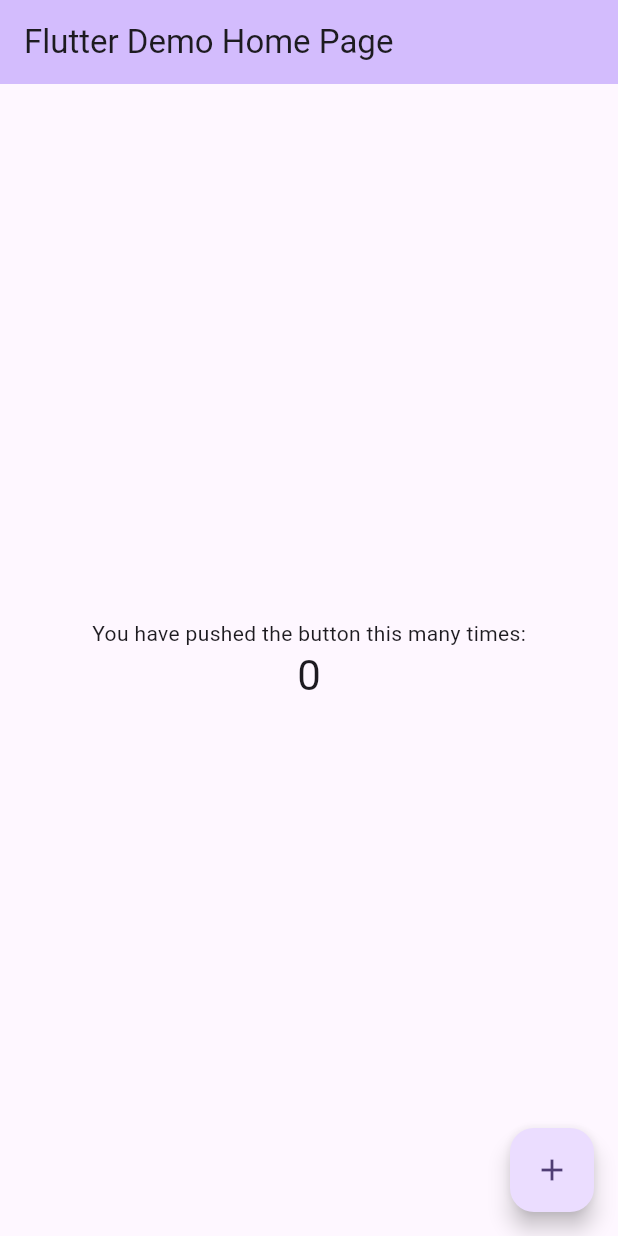
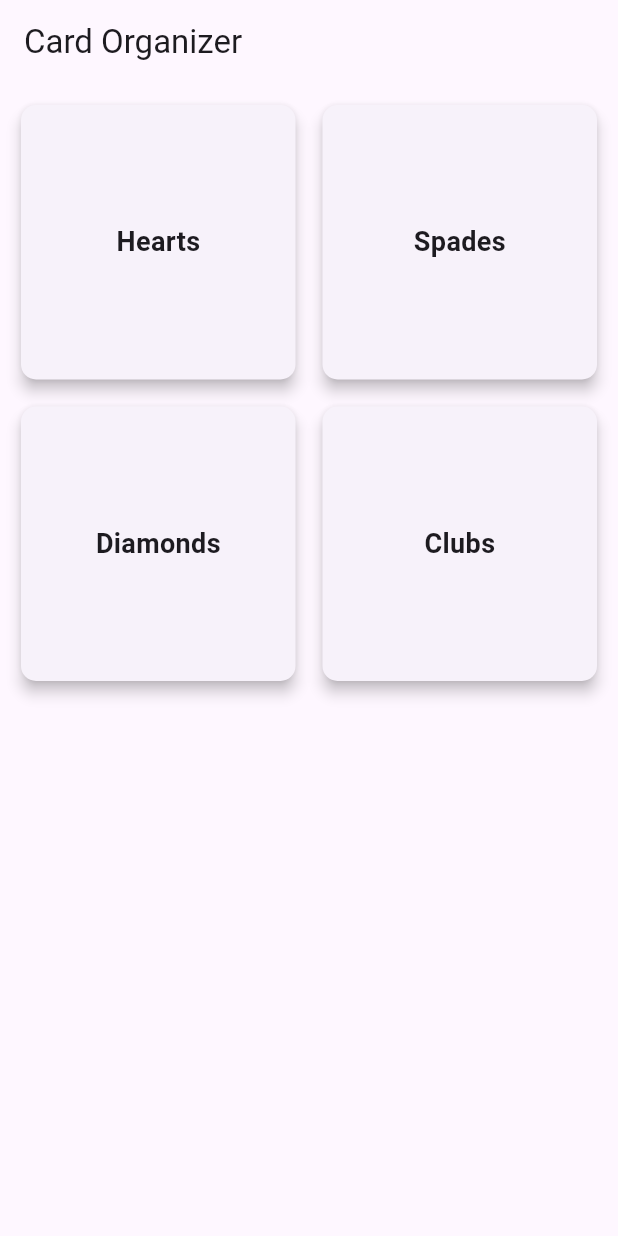
Before and after one commit to Shawnm-MAD/card_organizer_app, a Flutter app: the screen it shows after launch, on a phone screen of 412 x 824 dp. Run offline on Flutter 3.47's test engine with Material 3 defaults, Android fonts, the phone set to English and light mode, and no system bars; our stand-ins replace sqflite; accounts and stored records are empty.

Commit message:
feat: add UI for folder and card management  - Implemented home screen with folder selection - Created card screen with add/delete functionality - Integrated database interactions with SQLite

```diff
--- /dev/null
+++ b/lib/home_screen.dart
@@ -0,0 +1,89 @@
+import 'package:flutter/material.dart';
+import 'helper.dart';
+import 'models.dart';
+import 'cards_screen.dart';
+
+class HomeScreen extends StatefulWidget {
+  @override
+  _HomeScreenState createState() => _HomeScreenState();
+}
+
+class _HomeScreenState extends State<HomeScreen> {
+  late Future<List<Folder>> _folders;
+
+  @override
+  void initState() {
+    super.initState();
+    _loadFolders();
+  }
+
+  void _loadFolders() {
+    setState(() {
+      _folders = _fetchFolders();
+    });
+  }
+
+  Future<List<Folder>> _fetchFolders() async {
+    final folderMaps = await DatabaseHelper.instance.getFolders();
+    return folderMaps.map((map) => Folder.fromMap(map)).toList();
+  }
+
+  @override
+  Widget build(BuildContext context) {
+    return Scaffold(
+      appBar: AppBar(title: Text("Card Organizer")),
+      body: FutureBuilder<List<Folder>>(
+        future: _folders,
+        builder: (context, snapshot) {
+          if (!snapshot.hasData) {
+            return Center(child: CircularProgressIndicator());
+          }
+          if (snapshot.data!.isEmpty) {
+            return Center(child: Text("No folders available."));
+          }
+          return GridView.builder(
+            padding: EdgeInsets.all(10),
+            gridDelegate: SliverGridDelegateWithFixedCrossAxisCount(
+              crossAxisCount: 2,
+              childAspectRatio: 1.0,
+              crossAxisSpacing: 10,
+              mainAxisSpacing: 10,
+            ),
+            itemCount: snapshot.data!.length,
+            itemBuilder: (context, index) {
+              Folder folder = snapshot.data![index];
+              return GestureDetector(
+                onTap: () {
+                  Navigator.push(
+                    context,
+                    MaterialPageRoute(
+                      builder: (context) => CardsScreen(folder: folder),
+                    ),
+                  );
+                },
+                child: Card(
+                  elevation: 4,
+                  shape: RoundedRectangleBorder(
+                    borderRadius: BorderRadius.circular(10),
+                  ),
+                  child: Column(
+                    mainAxisAlignment: MainAxisAlignment.center,
+                    children: [
+                      Text(
+                        folder.name,
+                        style: TextStyle(
+                          fontSize: 18,
+                          fontWeight: FontWeight.bold,
+                        ),
+                      ),
+                    ],
+                  ),
+                ),
+              );
+            },
+          );
+        },
+      ),
+    );
+  }
+}
--- a/lib/main.dart
+++ b/lib/main.dart
@@ -1,4 +1,5 @@
 import 'package:flutter/material.dart';
+import 'home_screen.dart';
 
 void main() {
   runApp(const MyApp());
@@ -7,116 +8,8 @@ void main() {
 class MyApp extends StatelessWidget {
   const MyApp({super.key});
 
-  // This widget is the root of your application.
   @override
   Widget build(BuildContext context) {
-    return MaterialApp(
-      title: 'Flutter Demo',
-      theme: ThemeData(
-        // This is the theme of your application.
-        //
-        // TRY THIS: Try running your application with "flutter run". You'll see
-        // the application has a purple toolbar. Then, without quitting the app,
-        // try changing the seedColor in the colorScheme below to Colors.green
-        // and then invoke "hot reload" (save your changes or press the "hot
-        // reload" button in a Flutter-supported IDE, or press "r" if you used
-        // the command line to start the app).
-        //
-        // Notice that the counter didn't reset back to zero; the application
-        // state is not lost during the reload. To reset the state, use hot
-        // restart instead.
-        //
-        // This works for code too, not just values: Most code changes can be
-        // tested with just a hot reload.
-        colorScheme: ColorScheme.fromSeed(seedColor: Colors.deepPurple),
-      ),
-      home: const MyHomePage(title: 'Flutter Demo Home Page'),
-    );
+    return MaterialApp(debugShowCheckedModeBanner: false, home: HomeScreen());
   }
 }
-
-class MyHomePage extends StatefulWidget {
-  const MyHomePage({super.key, required this.title});
-
-  // This widget is the home page of your application. It is stateful, meaning
-  // that it has a State object (defined below) that contains fields that affect
-  // how it looks.
-
-  // This class is the configuration for the state. It holds the values (in this
-  // case the title) provided by the parent (in this case the App widget) and
-  // used by the build method of the State. Fields in a Widget subclass are
-  // always marked "final".
-
-  final String title;
-
-  @override
-  State<MyHomePage> createState() => _MyHomePageState();
-}
-
-class _MyHomePageState extends State<MyHomePage> {
-  int _counter = 0;
-
-  void _incrementCounter() {
-    setState(() {
-      // This call to setState tells the Flutter framework that something has
-      // changed in this State, which causes it to rerun the build method below
-      // so that the display can reflect the updated values. If we changed
-      // _counter without calling setState(), then the build method would not be
-      // called again, and so nothing would appear to happen.
-      _counter++;
-    });
-  }
-
-  @override
-  Widget build(BuildContext context) {
-    // This method is rerun every time setState is called, for instance as done
-    // by the _incrementCounter method above.
-    //
-    // The Flutter framework has been optimized to make rerunning build methods
-    // fast, so that you can just rebuild anything that needs updating rather
-    // than having to individually change instances of widgets.
-    return Scaffold(
-      appBar: AppBar(
-        // TRY THIS: Try changing the color here to a specific color (to
-        // Colors.amber, perhaps?) and trigger a hot reload to see the AppBar
-        // change color while the other colors stay the same.
-        backgroundColor: Theme.of(context).colorScheme.inversePrimary,
-        // Here we take the value from the MyHomePage object that was created by
-        // the App.build method, and use it to set our appbar title.
-        title: Text(widget.title),
-      ),
-      body: Center(
-        // Center is a layout widget. It takes a single child and positions it
-        // in the middle of the parent.
-        child: Column(
-          // Column is also a layout widget. It takes a list of children and
-          // arranges them vertically. By default, it sizes itself to fit its
-          // children horizontally, and tries to be as tall as its parent.
-          //
-          // Column has various properties to control how it sizes itself and
-          // how it positions its children. Here we use mainAxisAlignment to
-          // center the children vertically; the main axis here is the vertical
-          // axis because Columns are vertical (the cross axis would be
-          // horizontal).
-          //
-          // TRY THIS: Invoke "debug painting" (choose the "Toggle Debug Paint"
-          // action in the IDE, or press "p" in the console), to see the
-          // wireframe for each widget.
-          mainAxisAlignment: MainAxisAlignment.center,
-          children: <Widget>[
-            const Text('You have pushed the button this many times:'),
-            Text(
-              '$_counter',
-              style: Theme.of(context).textTheme.headlineMedium,
-            ),
-          ],
-        ),
-      ),
-      floatingActionButton: FloatingActionButton(
-        onPressed: _incrementCounter,
-        tooltip: 'Increment',
-        child: const Icon(Icons.add),
-      ), // This trailing comma makes auto-formatting nicer for build methods.
-    );
-  }
-}
```
Also changed, not shown: lib/cards_screen.dart (added, +96 -0 lines), lib/helper.dart (+20 -5 lines), lib/models.dart (added, +50 -0 lines).
